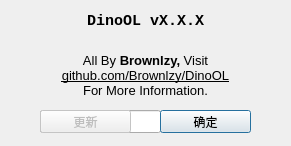
First picture: the form in DinoOL/about.ui, repository Brownlzy/DinoOL, before the edit.
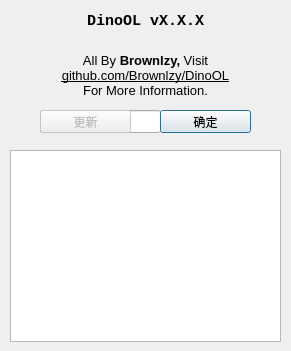
Second picture: the form after the edit.

Commit message: 增加了更直接的更新日志查看窗口;大幅完善联机服务器相关体验;

The edit to the form file:
```diff
--- a/DinoOL/about.ui
+++ b/DinoOL/about.ui
@@ -7,7 +7,7 @@
     <x>0</x>
     <y>0</y>
     <width>291</width>
-    <height>146</height>
+    <height>351</height>
    </rect>
   </property>
   <property name="sizePolicy">
@@ -145,6 +145,16 @@
     <enum>QProgressBar::TopToBottom</enum>
    </property>
   </widget>
+  <widget class="QTextBrowser" name="textBrowser">
+   <property name="geometry">
+    <rect>
+     <x>10</x>
+     <y>150</y>
+     <width>271</width>
+     <height>192</height>
+    </rect>
+   </property>
+  </widget>
   <zorder>progressBar</zorder>
   <zorder>label_2</zorder>
   <zorder>label_3</zorder>
```
Left out of the diff: 1 changed line with no effect on the pictures. The commit also changes 6 other files.
